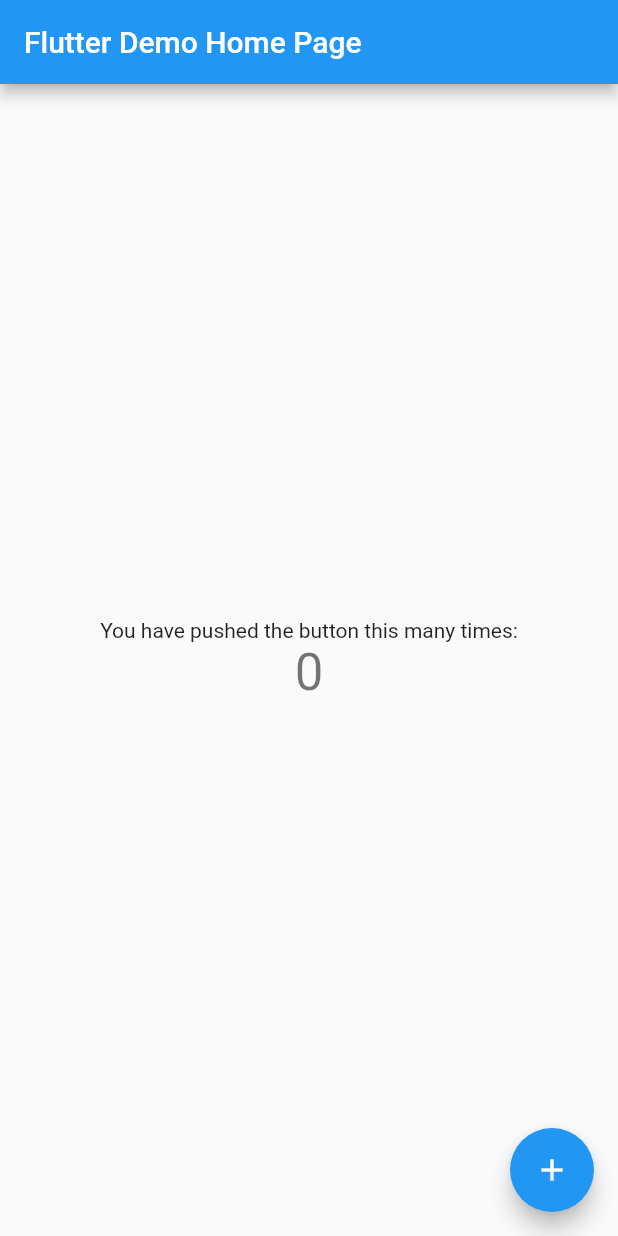
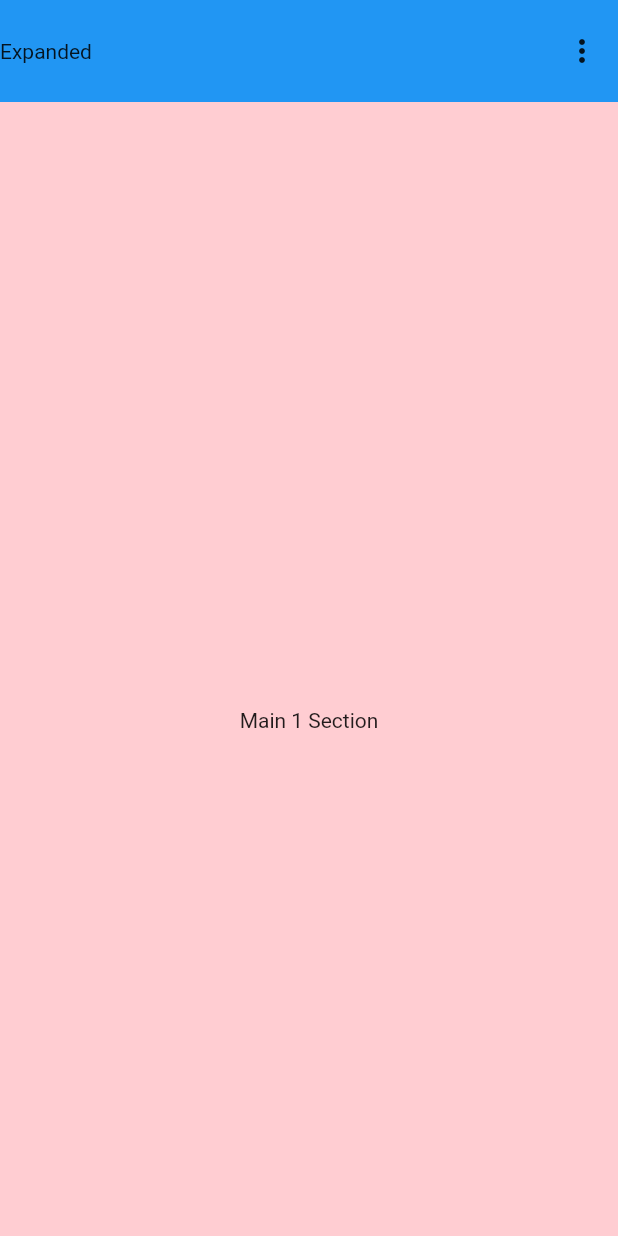
Before and after one commit to KalimaPz/multiplatform_application, a Flutter app: the screen it shows after launch, on a phone screen of 412 x 824 dp. Run offline on Flutter 3.47's test engine with Material 2 defaults, Android fonts, the phone set to English and light mode, and no system bars.

Commit message:
responsive

```diff
--- a/lib/main.dart
+++ b/lib/main.dart
@@ -1,113 +1,19 @@
 import 'package:flutter/material.dart';
+import 'package:multiplatform_application/pages/HomePage.dart';
 
-void main() {
-  runApp(MyApp());
+void main() async {
+  runApp(App());
 }
 
-class MyApp extends StatelessWidget {
-  // This widget is the root of your application.
-  @override
-  Widget build(BuildContext context) {
-    return MaterialApp(
-      title: 'Flutter Demo',
-      theme: ThemeData(
-        // This is the theme of your application.
-        //
-        // Try running your application with "flutter run". You'll see the
-        // application has a blue toolbar. Then, without quitting the app, try
-        // changing the primarySwatch below to Colors.green and then invoke
-        // "hot reload" (press "r" in the console where you ran "flutter run",
-        // or simply save your changes to "hot reload" in a Flutter IDE).
-        // Notice that the counter didn't reset back to zero; the application
-        // is not restarted.
-        primarySwatch: Colors.blue,
-      ),
-      home: MyHomePage(title: 'Flutter Demo Home Page'),
-    );
-  }
-}
-
-class MyHomePage extends StatefulWidget {
-  MyHomePage({Key key, this.title}) : super(key: key);
-
-  // This widget is the home page of your application. It is stateful, meaning
-  // that it has a State object (defined below) that contains fields that affect
-  // how it looks.
-
-  // This class is the configuration for the state. It holds the values (in this
-  // case the title) provided by the parent (in this case the App widget) and
-  // used by the build method of the State. Fields in a Widget subclass are
-  // always marked "final".
-
-  final String title;
-
-  @override
-  _MyHomePageState createState() => _MyHomePageState();
-}
-
-class _MyHomePageState extends State<MyHomePage> {
-  int _counter = 0;
-
-  void _incrementCounter() {
-    setState(() {
-      // This call to setState tells the Flutter framework that something has
-      // changed in this State, which causes it to rerun the build method below
-      // so that the display can reflect the updated values. If we changed
-      // _counter without calling setState(), then the build method would not be
-      // called again, and so nothing would appear to happen.
-      _counter++;
-    });
-  }
+class App extends StatelessWidget {
+  const App({Key key}) : super(key: key);
 
   @override
   Widget build(BuildContext context) {
-    // This method is rerun every time setState is called, for instance as done
-    // by the _incrementCounter method above.
-    //
-    // The Flutter framework has been optimized to make rerunning build methods
-    // fast, so that you can just rebuild anything that needs updating rather
-    // than having to individually change instances of widgets.
-    return Scaffold(
-      appBar: AppBar(
-        // Here we take the value from the MyHomePage object that was created by
-        // the App.build method, and use it to set our appbar title.
-        title: Text(widget.title),
-      ),
-      body: Center(
-        // Center is a layout widget. It takes a single child and positions it
-        // in the middle of the parent.
-        child: Column(
-          // Column is also a layout widget. It takes a list of children and
-          // arranges them vertically. By default, it sizes itself to fit its
-          // children horizontally, and tries to be as tall as its parent.
-          //
-          // Invoke "debug painting" (press "p" in the console, choose the
-          // "Toggle Debug Paint" action from the Flutter Inspector in Android
-          // Studio, or the "Toggle Debug Paint" command in Visual Studio Code)
-          // to see the wireframe for each widget.
-          //
-          // Column has various properties to control how it sizes itself and
-          // how it positions its children. Here we use mainAxisAlignment to
-          // center the children vertically; the main axis here is the vertical
-          // axis because Columns are vertical (the cross axis would be
-          // horizontal).
-          mainAxisAlignment: MainAxisAlignment.center,
-          children: <Widget>[
-            Text(
-              'You have pushed the button this many times:',
-            ),
-            Text(
-              '$_counter',
-              style: Theme.of(context).textTheme.headline4,
-            ),
-          ],
-        ),
-      ),
-      floatingActionButton: FloatingActionButton(
-        onPressed: _incrementCounter,
-        tooltip: 'Increment',
-        child: Icon(Icons.add),
-      ), // This trailing comma makes auto-formatting nicer for build methods.
-    );
+   return MaterialApp(
+     initialRoute: '/',
+     debugShowCheckedModeBanner: false,
+     home: HomePage(),
+   );
   }
 }
--- /dev/null
+++ b/lib/pages/HomePage.dart
@@ -0,0 +1,101 @@
+import 'package:flutter/material.dart';
+
+class HomePage extends StatefulWidget {
+  const HomePage({Key key}) : super(key: key);
+
+  @override
+  _HomePageState createState() => _HomePageState();
+}
+
+Widget navItem(BuildContext context,
+    {String text, @required VoidCallback action}) {
+  return GestureDetector(
+    onTap: action,
+    child: Container(
+      padding: const EdgeInsets.symmetric(vertical: 10, horizontal: 20),
+      decoration: BoxDecoration(border: Border.all()),
+      alignment: Alignment.center,
+      child: Text(text),
+    ),
+  );
+}
+
+Widget navBar(BuildContext context, {List menuItem}) {
+  var width = MediaQuery.of(context).size.width;
+  List<PopupMenuItem> popupMenuItem = [];
+  menuItem.forEach((element) {
+    popupMenuItem.add(PopupMenuItem(child: Text(element)));
+  });
+  return Row(
+    children: [
+      Expanded(
+          child: Container(
+        child: Text("Expanded"),
+        decoration: BoxDecoration(
+            //  color: Colors.black
+            ),
+      )),
+      Padding(
+        padding: const EdgeInsets.symmetric(vertical: 10),
+        child: Container(
+          decoration: BoxDecoration(),
+          child: width <= 414
+              ? PopupMenuButton(
+                  onSelected: (value) => print(value),
+                  itemBuilder: (context) => popupMenuItem,
+                )
+              : menuItem.length > 0
+                  ? Container(
+                      child: Row(
+                        children: [
+                          navItem(context,
+                              action: () {}, text: menuItem[0] ?? "1"),
+                          navItem(context,
+                              action: () {}, text: menuItem[1] ?? "1"),
+                          navItem(context,
+                              action: () {}, text: menuItem[2] ?? "1"),
+                          navItem(context,
+                              action: () {}, text: menuItem[3] ?? "1"),
+                        ],
+                      ),
+                    )
+                  : Text("No Menu Items"),
+        ),
+      )
+    ],
+  );
+}
+
+class _HomePageState extends State<HomePage> {
+  @override
+  Widget build(BuildContext context) {
+    return Scaffold(
+      body: MediaQuery.removePadding(
+        context: context,
+        removeTop: true,
+        child: ListView(
+          children: [
+            Container(
+                decoration: BoxDecoration(color: Colors.blue),
+                child: navBar(context, menuItem: ["1", "2", "3", "4"])),
+            Container(
+              height: MediaQuery.of(context).size.height,
+              color: Colors.red[100],
+              child: Center(child: Text("Main 1 Section")),
+            ),
+            Container(
+              height: MediaQuery.of(context).size.height,
+              color: Colors.green[100],
+              child: Center(child: Text("Main 2 Section")),
+            ),
+            Container(
+              height: MediaQuery.of(context).size.height,
+              color: Colors.blue[100],
+              child: Center(child: Text("Main 3 Section")),
+            ),
+          ],
+        ),
+      ),
+    );
+  }
+}
```
Also changed, not shown: 1 other file.
